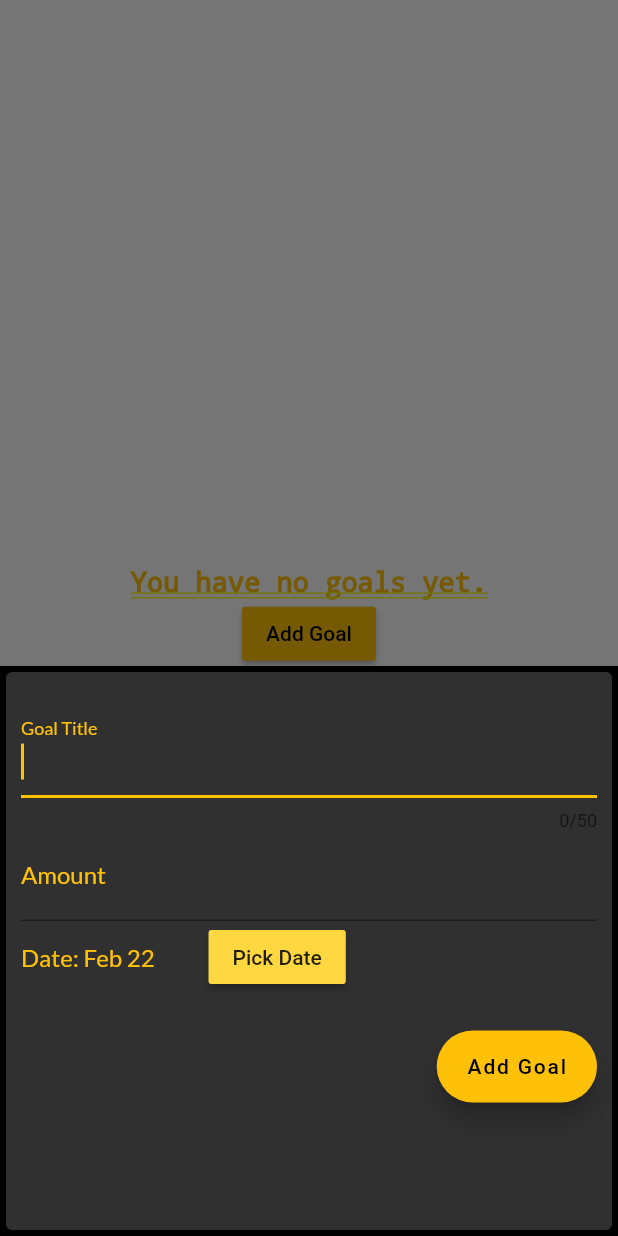
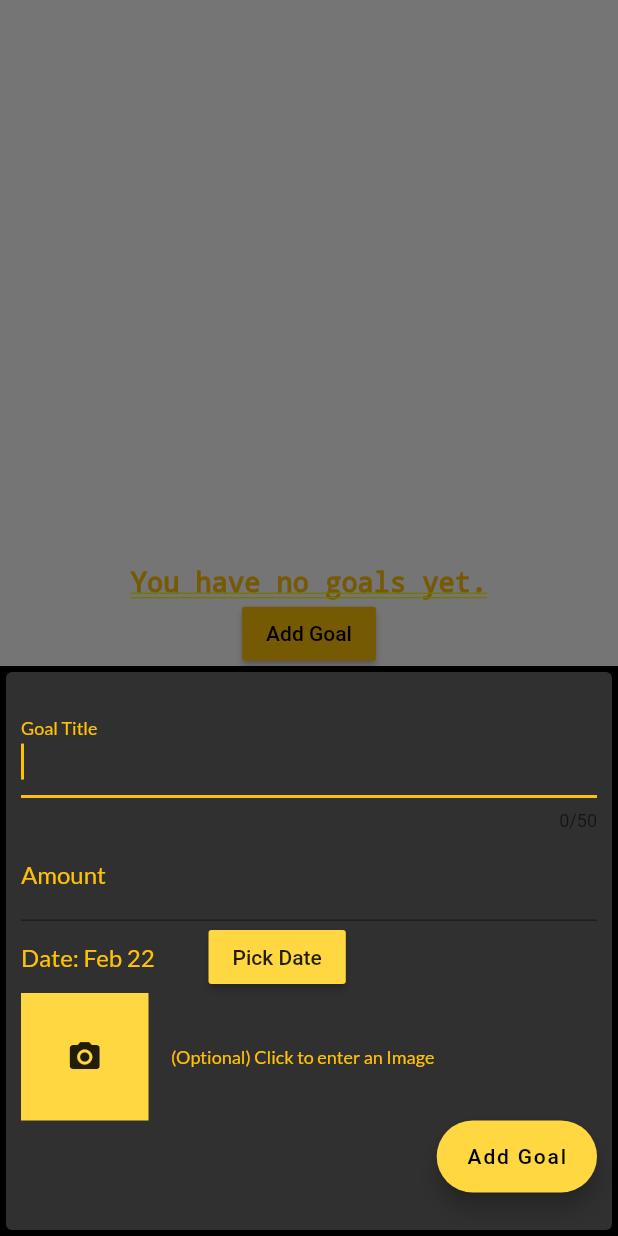
Before and after one commit to Apex-Finance/Finance-Main, a Flutter app: the GoalScreen screen opened by its route, after a tap on "Add Goal", on a phone screen of 412 x 824 dp. Run offline on Flutter 3.47's test engine with Material 2 defaults, Android fonts, the phone set to English and light mode, and no system bars; our stand-ins replace auto_size_text, cloud_firestore, currency_text_input_formatter, firebase_auth, firebase_core, google_fonts and 5 more; missing offline and left inert: keyboard_avoider; accounts and stored records are empty.

Commit message:
Added an imagepicker that lets users select an image from their gallery

```diff
--- a/Plutus/lib/screens/goal_screen.dart
+++ b/Plutus/lib/screens/goal_screen.dart
@@ -14,10 +14,10 @@ class GoalScreen extends StatelessWidget {
       isScrollControlled: true,
       context: context,
       builder: (_) => GoalsForm(),
-      // ).then((newGoal) {
-      //   if (newGoal == null) return;
-      //   Provider.of<GoalDataProvider>(context, listen: false)
-      //       .addGoal(newGoal, context); //TODO check if needed
+    ).then(
+      (newGoal) {
+        if (newGoal == null) return;
+      },
     );
   }
 
--- a/Plutus/lib/widgets/goals_form.dart
+++ b/Plutus/lib/widgets/goals_form.dart
@@ -1,8 +1,10 @@
+import 'dart:io';
 import 'package:flutter/material.dart';
 import 'package:flutter/services.dart';
 import 'package:intl/intl.dart';
 import 'package:keyboard_avoider/keyboard_avoider.dart';
 import 'package:provider/provider.dart';
+import 'package:image_picker/image_picker.dart';
 
 import '../models/goals.dart';
 
@@ -15,6 +17,7 @@ class GoalsForm extends StatefulWidget {
 class _GoalsFormState extends State<GoalsForm> {
   final _formKey = GlobalKey<FormState>();
   DateTime _date = DateTime.now();
+  File _goalImage; // Image selected from the phone gallery
   Goal _goal = Goal(
     title: null,
     amountSaved: null,
@@ -26,23 +29,36 @@ class _GoalsFormState extends State<GoalsForm> {
   void _setDate(DateTime value) {
     if (value == null) return; // if user cancels datepicker
     setState(() {
-      _goal.dateOfGoal =
-          _date = value; // update date if date changes since no onsave property
-    }
-        // TODO call GoalDataProvider to update date attribute; will need a date attribute in Firestore
-        );
+      _goal.setDate(_date =
+          value); // update date if date changes since no onsave property
+    });
   }
 
   // Validates the goal object then pushes its data to the DB
   void _submitGoalForm(BuildContext context) {
     if (_formKey.currentState.validate()) {
       _formKey.currentState.save();
+      // TODO save image into DB
       Provider.of<GoalDataProvider>(context, listen: false)
           .addGoal(_goal, context);
       Navigator.of(context).pop(
         _goal,
       );
     }
+  }
+
+  Future getImage() async {
+    final pickedFile =
+        await ImagePicker().getImage(source: ImageSource.gallery);
+
+    setState(() {
+      if (pickedFile != null) {
+        _goalImage = File(pickedFile.path);
+      }
+      // } else {
+      //   print('No image selected.');
+      // }
+    });
   }
 
   @override
@@ -70,9 +86,10 @@ class _GoalsFormState extends State<GoalsForm> {
                     goal: _goal,
                   ),
                   buildDateChanger(context),
-                  SizedBox(
-                    height: 25,
-                  ),
+                  // SizedBox(
+                  //   height: 25,
+                  // ),
+                  buildImageSelector(context),
                   buildSubmitButton(context),
                 ],
               ),
@@ -83,11 +100,31 @@ class _GoalsFormState extends State<GoalsForm> {
     );
   }
 
+  Row buildImageSelector(BuildContext context) {
+    return Row(
+      children: <Widget>[
+        GestureDetector(
+          onTap: () => getImage(),
+          child: Container(
+              color: Theme.of(context).primaryColorLight,
+              width: 85,
+              height: 85,
+              child: _goalImage == null
+                  ? Icon(Icons.camera_alt)
+                  : Image.file(_goalImage)),
+        ),
+        Padding(
+            padding: EdgeInsets.all(15),
+            child: Text("(Optional) Click to enter an Image")),
+      ],
+    );
+  }
+
   Container buildSubmitButton(BuildContext context) {
     return Container(
       alignment: Alignment.bottomRight,
       child: FloatingActionButton.extended(
-        backgroundColor: Theme.of(context).primaryColor,
+        backgroundColor: Theme.of(context).primaryColorLight,
         onPressed: () {
           _submitGoalForm(context);
         },
--- a/Plutus/pubspec.yaml
+++ b/Plutus/pubspec.yaml
@@ -38,6 +38,7 @@ dependencies:
   currency_text_input_formatter: ^1.0.3
   fab_circular_menu: ^1.0.1
   toggle_switch: "^0.1.8"
+  image_picker: ^0.6.7+22
 
   # The following adds the Cupertino Icons font to your application.
   # Use with the CupertinoIcons class for iOS style icons.
```
Also changed, not shown: Plutus/lib/screens/settings_screen.dart (+6 -5 lines), Plutus/pubspec.lock.
